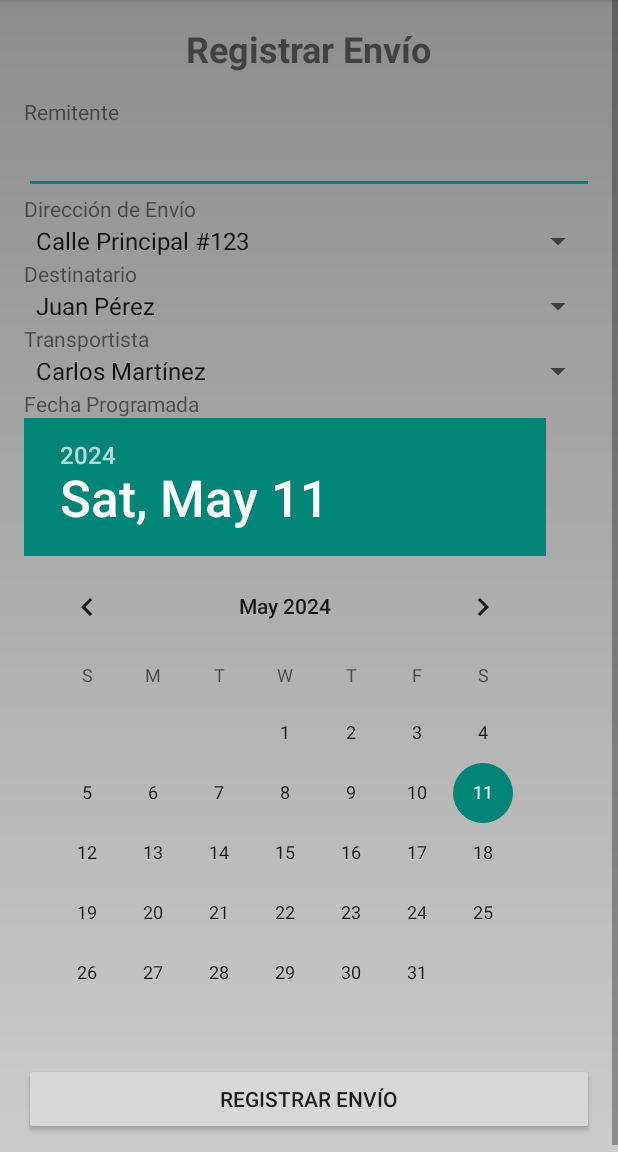
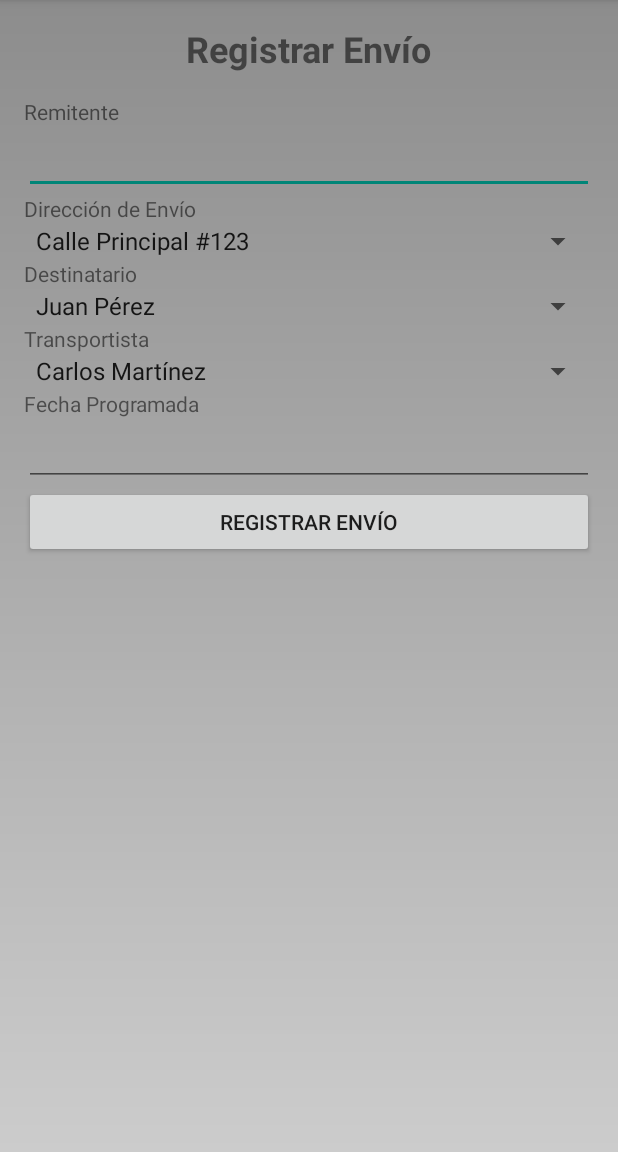
Before and after one commit to LS18025/PROYECTO_PDM, an Android app: the RegistrarEnvio screen opened directly, with no data from a screen before it, on a phone screen of 412 x 824 dp, the part 84-1236 px from its top. Run offline under Robolectric (Android 15) with nearby library versions, the phone set to English and light mode, and no system bars; our stand-ins replace Firebase (no records; nobody signed in at launch, a user with empty details on screens opened directly).

Commit message:
fix calendar, fechaProgramada / envio

```diff
--- a/app/src/main/res/layout/activity_registrar_envio.xml
+++ b/app/src/main/res/layout/activity_registrar_envio.xml
@@ -72,11 +72,13 @@
             android:layout_height="wrap_content"
             android:text="Fecha Programada" />
 
-        <DatePicker
-            android:id="@+id/datePickerFechaProgramada"
+        <EditText
+            android:id="@+id/editTextFechaProgramada"
             android:layout_width="match_parent"
-            android:layout_height="wrap_content" />
-
+            android:layout_height="wrap_content"
+            android:inputType="none"
+            android:focusable="false"
+            android:clickable="true" />
         <Button
             android:id="@+id/buttonRegistrarEnvio"
             android:layout_width="match_parent"
```
Also changed, not shown: app/src/main/java/com/example/enviorapido_pdm/RegistrarEnvio.kt (+35 -14 lines).
